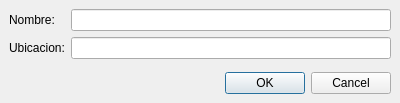
Above: Dialogs/editdialog.ui from edvelezg/viper-sugui before the change. Below: the same form after it.
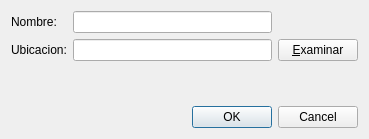
That is the form after the change.

The edit to the form file:
```diff
--- a/Dialogs/editdialog.ui
+++ b/Dialogs/editdialog.ui
@@ -34,34 +34,42 @@
    <rect>
     <x>0</x>
     <y>0</y>
-    <width>400</width>
-    <height>103</height>
+    <width>369</width>
+    <height>139</height>
    </rect>
   </property>
   <property name="windowTitle" >
    <string>Phone Book Entry</string>
   </property>
-  <layout class="QVBoxLayout" >
-   <property name="spacing" >
-    <number>6</number>
-   </property>
-   <property name="margin" >
-    <number>9</number>
-   </property>
-   <item>
-    <layout class="QGridLayout" >
-     <property name="margin" >
-      <number>0</number>
-     </property>
-     <property name="spacing" >
-      <number>6</number>
-     </property>
-     <item row="1" column="1" >
-      <widget class="QLineEdit" name="numberEdit" />
-     </item>
+  <layout class="QGridLayout" name="gridLayout_2" >
+   <item row="0" column="0" >
+    <layout class="QGridLayout" name="gridLayout" >
      <item row="0" column="1" >
       <widget class="QLineEdit" name="nameEdit" />
      </item>
+     <item row="1" column="1" >
+      <widget class="QLineEdit" name="sourceFileEdit" >
+       <property name="readOnly" >
+        <bool>true</bool>
+       </property>
+      </widget>
+     </item>
+     <item row="1" column="2" >
+      <widget class="QPushButton" name="browseButton" >
+       <property name="sizePolicy" >
+        <sizepolicy vsizetype="Fixed" hsizetype="Fixed" >
+         <horstretch>0</horstretch>
+         <verstretch>0</verstretch>
+        </sizepolicy>
+       </property>
+       <property name="text" >
+        <string>&amp;Examinar</string>
+       </property>
+       <property name="shortcut" >
+        <string>Alt+B</string>
+       </property>
+      </widget>
+     </item>
      <item row="0" column="0" >
       <widget class="QLabel" name="label" >
        <property name="text" >
@@ -78,20 +86,20 @@
      </item>
     </layout>
    </item>
-   <item>
-    <spacer>
+   <item row="1" column="0" >
+    <spacer name="verticalSpacer" >
      <property name="orientation" >
       <enum>Qt::Vertical</enum>
      </property>
      <property name="sizeHint" stdset="0" >
       <size>
        <width>20</width>
-       <height>40</height>
+       <height>0</height>
       </size>
      </property>
     </spacer>
    </item>
-   <item>
+   <item row="2" column="0" >
     <widget class="QDialogButtonBox" name="buttonBox" >
      <property name="orientation" >
       <enum>Qt::Horizontal</enum>
```
Left out of the diff: 15 changed lines with no effect on the pictures.
